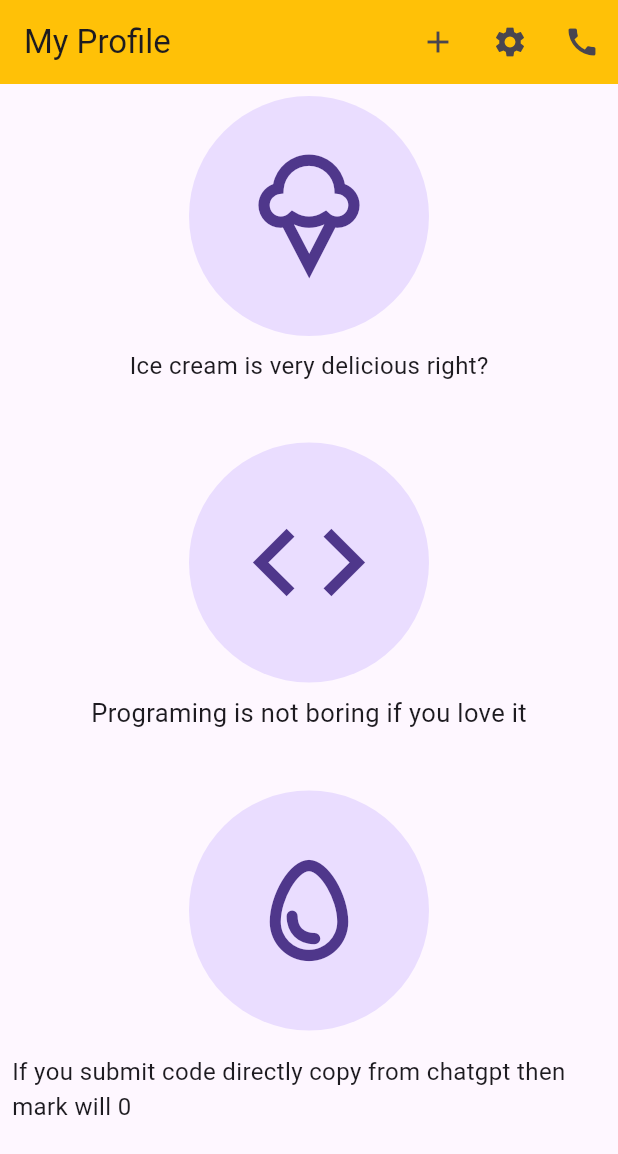
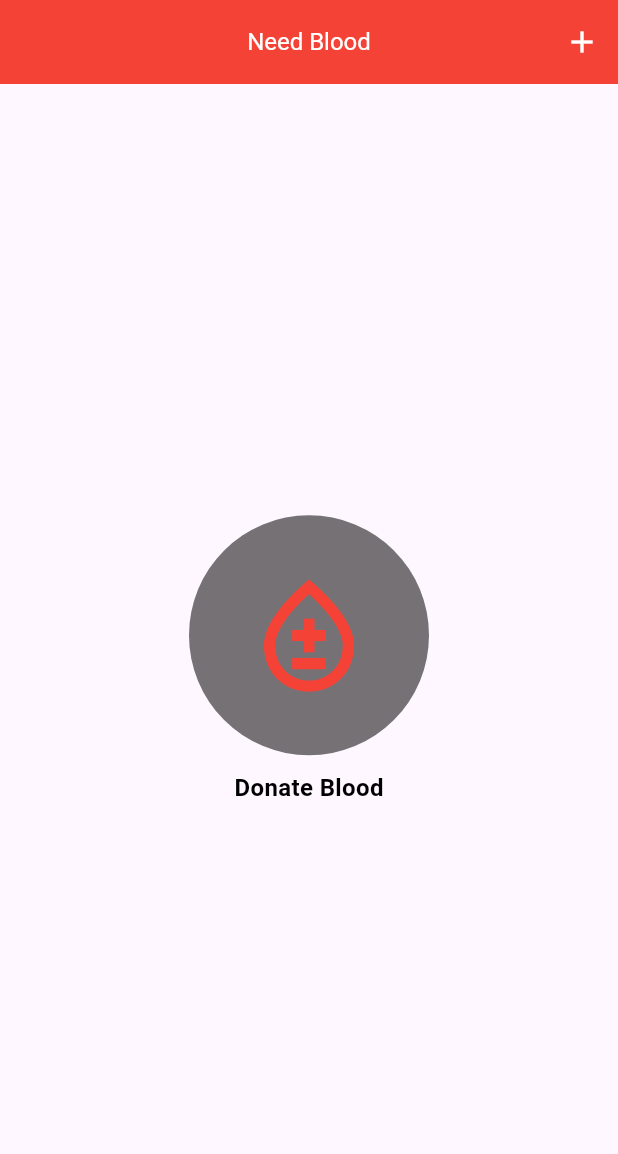
Before and after one commit to jihad0a/assignment, a Flutter app: the screen it shows after launch, on a phone screen of 412 x 824 dp. Shown: the top 1154 px of the screen. Run offline on Flutter 3.47's test engine with Material 3 defaults, Android fonts, the phone set to English and light mode, and no system bars.

Commit message:
Exam Week 2

```diff
--- a/lib/main.dart
+++ b/lib/main.dart
@@ -8,7 +8,7 @@ class MyApp extends StatelessWidget {
   @override
   Widget build(BuildContext context) {
     return const MaterialApp(
-      title: 'Assignment(ii)',
+      title: 'Exam Week 2',
       debugShowCheckedModeBanner: false,
       home: Home(),
     );
@@ -27,51 +27,37 @@ class _HomeState extends State<Home> {
   Widget build(BuildContext context) {
     return Scaffold(
       appBar: AppBar(
-        backgroundColor: Colors.amber,
-        title: const Text('My Profile'),
-          actions: [
-            IconButton(onPressed: () {}, icon: const Icon(Icons.add,),),
-            IconButton(onPressed: () {}, icon: const Icon(Icons.settings,),),
-            IconButton(onPressed: () {}, icon: const Icon(Icons.call,),),
-          ],
+        backgroundColor: Colors.red,
+        title: const Text('Need Blood'),
+        titleTextStyle: const TextStyle(color: Colors.white, fontSize: 16),
+        centerTitle: true,
+        actions: [
+          IconButton(
+            onPressed: () {},
+            icon: const Icon(
+              Icons.add,
+              color: Colors.white,
+            ),
+          ),
+        ],
       ),
-
       body: const Center(
         child: Column(
+          mainAxisAlignment: MainAxisAlignment.center,
           children: [
-            SizedBox(height: 8,),
             CircleAvatar(
               radius: 80,
-              child: Icon(Icons.icecream_outlined, size: 90,),
+              backgroundColor: Colors.black54,
+              child: Icon(Icons.bloodtype_outlined, size: 90, color: Colors.red,),
             ),
-            SizedBox(height: 8,),
+            SizedBox(height: 10,),
             Text(
-              'Ice cream is very delicious right?',
-              style: TextStyle(fontSize: 16),
-            ),
-            SizedBox(height: 40,),
-            CircleAvatar(
-              radius: 80,
-              child: Icon(Icons.code, size: 90,),
-            ),
-            SizedBox(height: 8,),
-            Text(
-              'Programing is not boring if you love it',
-              style: TextStyle(fontSize: 17),
-            ),
-            SizedBox(height: 40,),
-            CircleAvatar(
-              radius: 80,
-              child: Icon(Icons.egg_outlined, size: 90,),
-            ),
-            SizedBox(height: 8,),
-            Padding(
-              padding: EdgeInsets.all(8.0),
-              child: Text(
-                'If you submit code directly copy from chatgpt then mark will 0',
-                style: TextStyle(fontSize: 16),
-              ),
-            ),
+              'Donate Blood',
+              style: TextStyle(
+                  color: Colors.black,
+                  fontSize: 16,
+                  fontWeight: FontWeight.bold),
+            )
           ],
         ),
       ),
```
